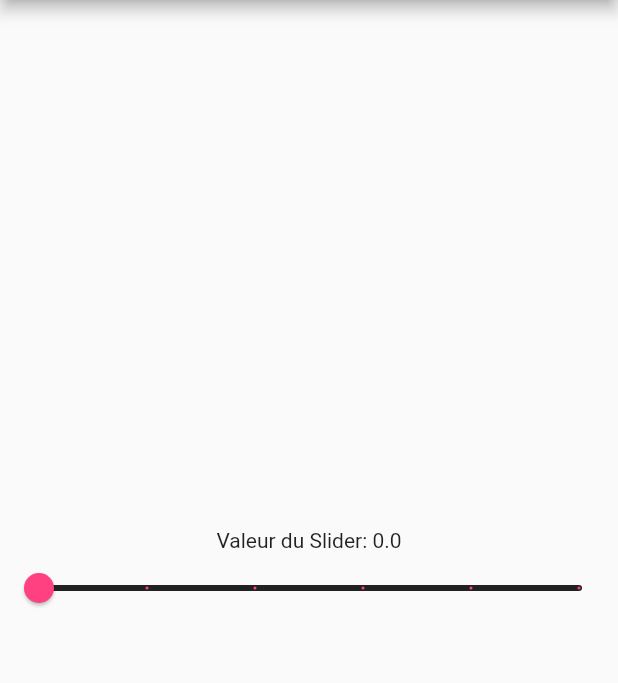
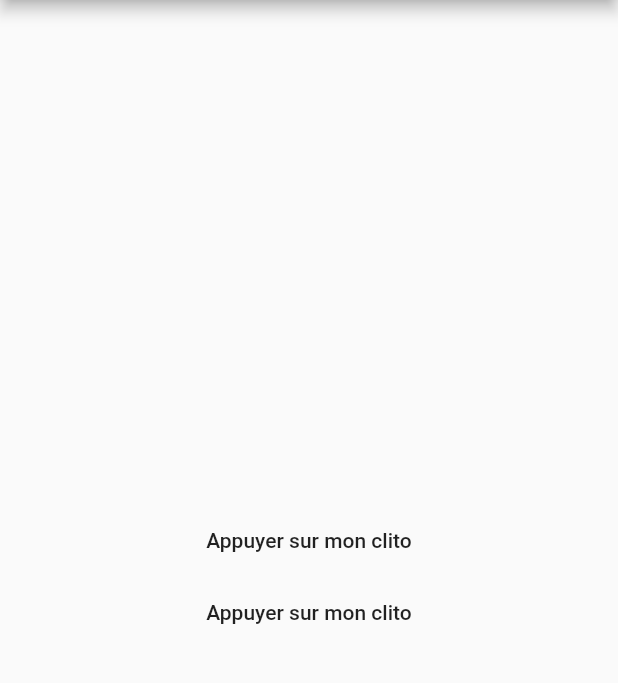
Before and after one commit to suvaAF/widgets_interact, a Flutter app: the screen it shows after launch, on a phone screen of 412 x 824 dp, the part 84-767 px from its top. Run offline on Flutter 3.47's test engine with Material 2 defaults, Android fonts, the phone set to English and light mode, and no system bars.

Commit message:
MAJ main DateHeure

```diff
--- a/lib/main.dart
+++ b/lib/main.dart
@@ -1,6 +1,7 @@
 import 'package:flutter/cupertino.dart';
 import 'package:flutter/foundation.dart';
 import 'package:flutter/material.dart';
+import 'dart:async';
 
 void main() => runApp(MyApp());
 
@@ -32,6 +33,8 @@ class _MyHomePageState extends State<MyHomePage> {
   int itemSelectionne;
   bool interrupteur = false;
   double sliderDouble = 0.0;
+  DateTime date;
+  TimeOfDay time;
 
   List<Widget> radios() {
     List<Widget> l = [];
@@ -93,27 +96,44 @@ class _MyHomePageState extends State<MyHomePage> {
           child: Column(
             mainAxisAlignment: MainAxisAlignment.center,
             children: [
-                new Text('Valeur du Slider: $sliderDouble'),
-                new Slider(
-                    value: sliderDouble,
-                    min: 0.0,
-                    max: 10.0,
-                    inactiveColor: Colors.black87,
-                    activeColor: Colors.pinkAccent,
-                    divisions: 5,
-                    onChanged: (double d) {
-                      setState(() {
-                        sliderDouble = d;
-                      });
-                    })
+              new FlatButton(
+                  child: new Text((date == null)? 'Appuyer sur mon clito': date.toString()),
+                  onPressed: montreDate,),
+              new FlatButton(
+                onPressed: montrerHeure,
+                child: new Text((time == null)? 'Appuyer sur mon clito': time.toString()),
+              )
             ],
           )
 
       ),
     );
+  }
+      Future<Null> montreDate() async {
+        DateTime choix = await showDatePicker(
+            context: context,
+            initialDatePickerMode: DatePickerMode.year,
+            initialDate: new DateTime.now(),
+            firstDate: new DateTime(1979),
+            lastDate: new DateTime(2079));
+        if (choix != null) {
+            setState(() {
+              date = choix;
+            });
+        }
+      }
 
-
+      Future<Null> montrerHeure() async {
+        TimeOfDay heure = await showTimePicker(
+            context: context,
+            initialTime: new TimeOfDay.now());
+        if (heure != null) {
+          setState(() {
+            time = heure;
+          });
+        }
 
 
       }
+
 }
```
Lines whose indentation alone changed are shown as unchanged.
